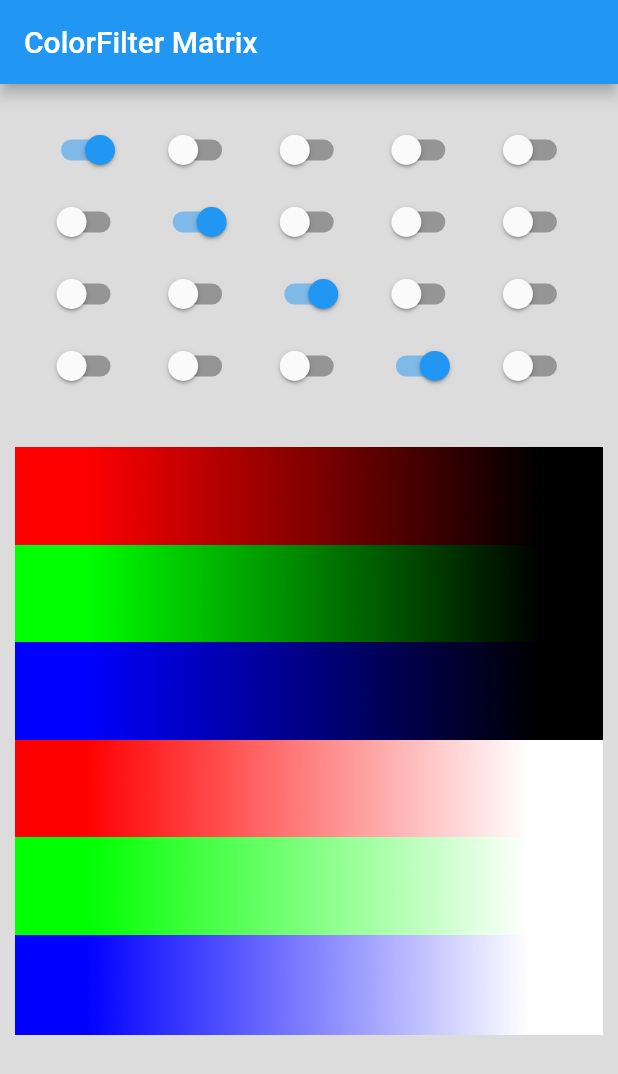
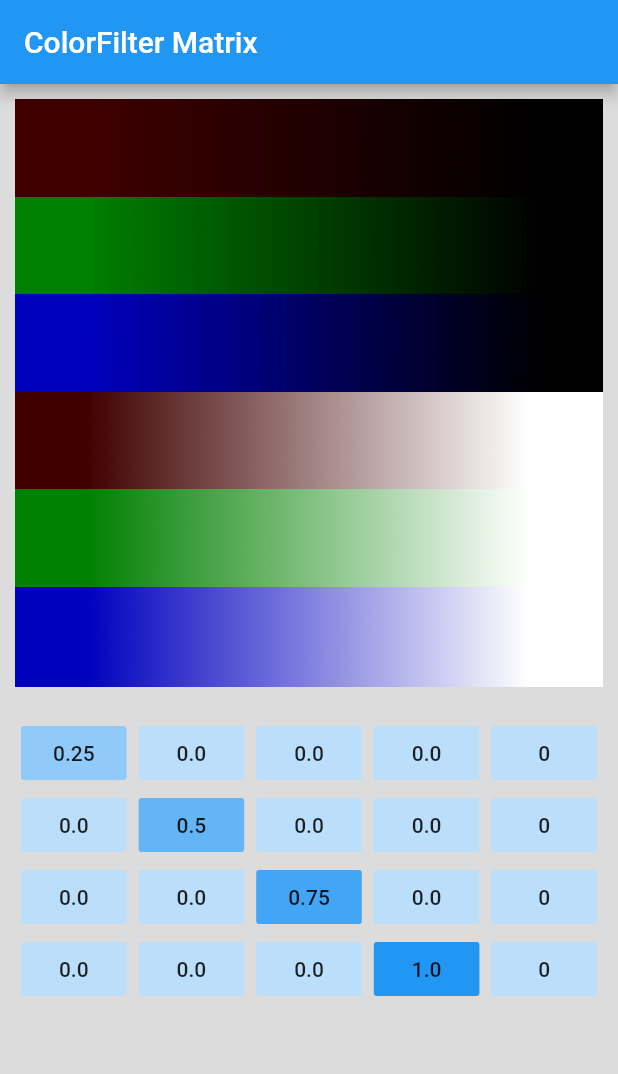
Before and after one commit to dynamomobile/flutter_colorfilter, a Flutter app: the screen it shows after launch, on a phone screen of 412 x 824 dp. Shown: the top 1074 px of the screen. Run offline on Flutter 3.47's test engine with Material 2 defaults, Android fonts, the phone set to English and light mode, and no system bars.

Commit message:
Changed to image above matrix and changed the matrix to buttons stepping between 0.0, 0.25, 0.5, 0.75 and 1.0

```diff
--- /dev/null
+++ b/lib/button.dart
@@ -0,0 +1,36 @@
+import 'package:flutter/material.dart';
+
+class StepButton extends StatefulWidget {
+  StepButton({this.steps, this.step, this.onChanged});
+
+  final List<Widget> steps;
+  final int step;
+  final Function(int) onChanged;
+
+  @override
+  _StepButtonState createState() => _StepButtonState();
+}
+
+class _StepButtonState extends State<StepButton> {
+  int step;
+
+  @override
+  void initState() {
+    super.initState();
+    step = widget.step;
+  }
+
+  @override
+  Widget build(BuildContext context) {
+    return FlatButton(
+      color: Colors.blue[100*(1+(5*step/widget.steps.length).floor())],
+      child: widget.steps[step],
+      onPressed: () {
+        setState(() {
+          step = (step+1)%widget.steps.length;
+          widget.onChanged(step);
+        });
+      },
+    );
+  }
+}
--- a/lib/main.dart
+++ b/lib/main.dart
@@ -4,6 +4,8 @@ import 'dart:ui' as ui;
 
 import 'package:flutter/material.dart';
 import 'package:flutter/services.dart';
+
+import 'button.dart';
 
 void main() => runApp(MyApp());
 
@@ -27,17 +29,17 @@ class ColorFilterDemo extends StatefulWidget {
 
 class ColorFilterDemoState extends State<ColorFilterDemo> {
   ImagePainter imagePainter;
-  List<bool> matrix;
+  List<int> matrix;
 
   @override
   void initState() {
     super.initState();
     imagePainter = ImagePainter(this);
-    matrix = List.generate(5 * 4, (_) => false);
-    matrix[0 + 0 * 5] = true;
-    matrix[1 + 1 * 5] = true;
-    matrix[2 + 2 * 5] = true;
-    matrix[3 + 3 * 5] = true;
+    matrix = List.generate(5 * 4, (_) => 0);
+    matrix[0 + 0 * 5] = 1;
+    matrix[1 + 1 * 5] = 2;
+    matrix[2 + 2 * 5] = 3;
+    matrix[3 + 3 * 5] = 4;
   }
 
   @override
@@ -58,12 +60,12 @@ class ColorFilterDemoState extends State<ColorFilterDemo> {
               child: Column(
                 children: [
                   Padding(
-                    padding: EdgeInsets.all(20),
-                    child: _switchBoard(),
+                    padding: EdgeInsets.all(10),
+                    child: _canvas(),
                   ),
                   Padding(
                     padding: EdgeInsets.all(10),
-                    child: _canvas(),
+                    child: _matrixBoard(),
                   ),
                 ],
               ),
@@ -94,20 +96,36 @@ class ColorFilterDemoState extends State<ColorFilterDemo> {
     );
   }
 
-  Widget _switchBoard() {
+  Widget _matrixBoard() {
     return Table(
       children: List.generate(
         4,
         (row) => TableRow(
           children: List.generate(
             5,
-            (column) => Switch(
-              value: matrix[column + row * 5],
-              onChanged: (value) {
-                setState(() {
-                  matrix[column + row * 5] = value;
-                });
-              },
+            (column) => Padding(
+              padding: const EdgeInsets.only(left: 4, right: 4),
+              child: StepButton(
+                steps: column==4 ? [
+                  Text('0'),
+                  Text('64'),
+                  Text('128'),
+                  Text('190'),
+                  Text('255'),
+                ] : [
+                  Text('0.0'),
+                  Text('0.25'),
+                  Text('0.5'),
+                  Text('0.75'),
+                  Text('1.0'),
+                ],
+                step: matrix[column + row * 5],
+                onChanged: (value) {
+                  setState(() {
+                    matrix[column + row * 5] = value;
+                  });
+                },
+              ),
             ),
           ),
         ),
@@ -130,9 +148,11 @@ class ImagePainter extends CustomPainter {
     if (image != null) {
       paint.colorFilter = ColorFilter.matrix(List.generate(5 * 4, (index) {
         if ((index + 1) % 5 == 0) {
-          return state.matrix[index] ? 255.0 : 0.0;
+          return [
+            0.0, 64.0, 128.0, 190.0, 255.0
+          ][state.matrix[index]];
         }
-        return state.matrix[index] ? 1.0 : 0.0;
+        return state.matrix[index]/4;
       }));
       // Default matrix
       // 1.0, 0.0, 0.0, 0.0, 0,
```
Also changed, not shown: screenshot.png.
